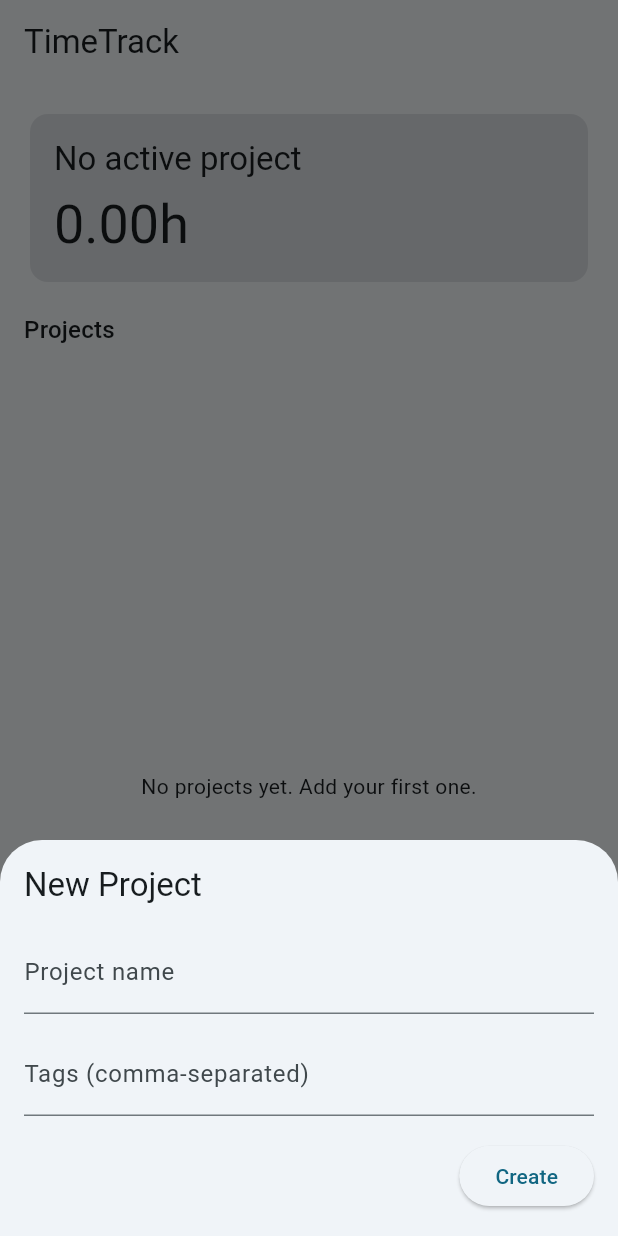
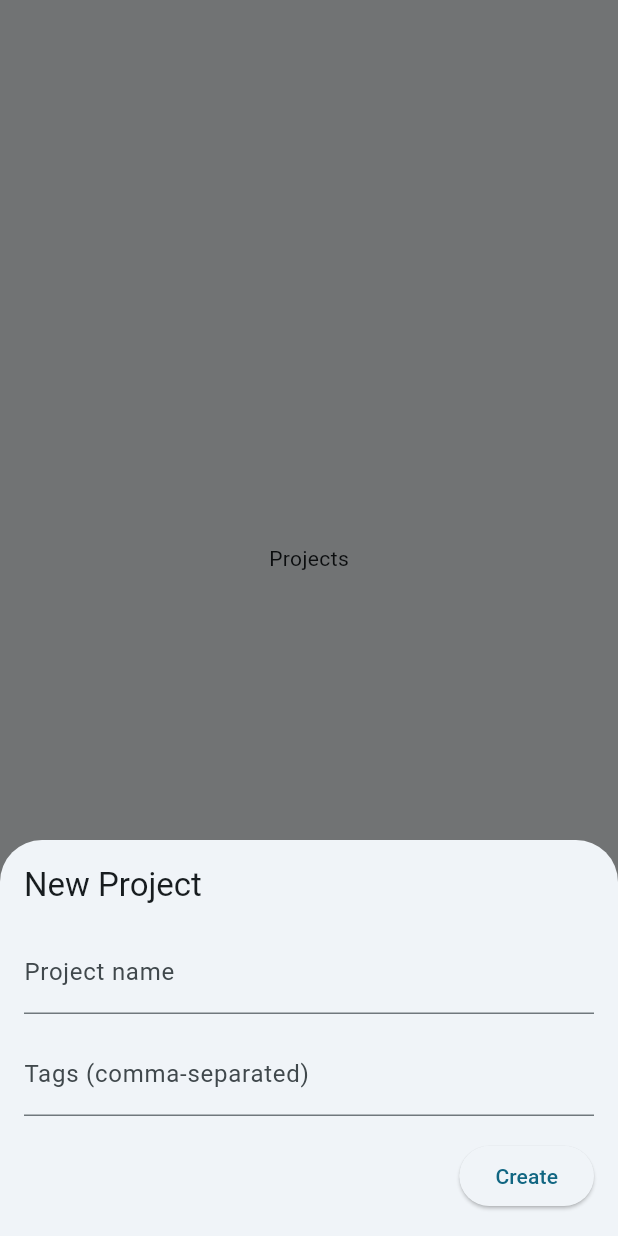
Before and after one commit to jpetracci/timetrack, a Flutter app: the screen it shows after launch, after a tap on "New Project", on a phone screen of 412 x 824 dp. Run offline on Flutter 3.47's test engine with Material 3 defaults, Android fonts, the phone set to English and light mode, and no system bars; our stand-ins replace flutter_riverpod, shared_preferences.

Commit message:
feat(03-01): build tabbed shell and screens
- replace HomeScreen with NavigationBar + IndexedStack
- add Projects, Reports, and Settings screen widgets
- keep single Scaffold with per-tab content

```diff
--- a/lib/ui/home_screen.dart
+++ b/lib/ui/home_screen.dart
@@ -1,33 +1,43 @@
 import 'package:flutter/material.dart';
-import 'package:flutter_riverpod/flutter_riverpod.dart';
 
-import '../models/project.dart';
-import '../state/projects_state.dart';
-import '../state/timer_controller.dart';
-import '../utils/decimal_time.dart';
 import '../widgets/new_project_sheet.dart';
-import '../widgets/project_card.dart';
+import 'screens/projects_screen.dart';
+import 'screens/reports_screen.dart';
+import 'screens/settings_screen.dart';
 
-class HomeScreen extends ConsumerWidget {
+class HomeScreen extends StatefulWidget {
   const HomeScreen({super.key});
 
   @override
-  Widget build(BuildContext context, WidgetRef ref) {
-    final ProjectsState projectsState = ref.watch(projectsControllerProvider);
-    final timerState = ref.watch(timerControllerProvider);
-    Project? activeProject;
-    for (final Project project in projectsState.projects) {
-      if (project.id == timerState.activeProjectId) {
-        activeProject = project;
-        break;
-      }
+  State<HomeScreen> createState() => _HomeScreenState();
 }
 
+class _HomeScreenState extends State<HomeScreen> {
+  int _currentIndex = 0;
+
+  final List<Widget> _pages = const <Widget>[
+    ProjectsScreen(),
+    ReportsScreen(),
+    SettingsScreen(),
+  ];
+
+  void _onDestinationSelected(int index) {
+    setState(() {
+      _currentIndex = index;
+    });
+  }
+
+  @override
+  Widget build(BuildContext context) {
     return Scaffold(
-      appBar: AppBar(
-        title: const Text('TimeTrack'),
+      body: SafeArea(
+        child: IndexedStack(
+          index: _currentIndex,
+          children: _pages,
         ),
-      floatingActionButton: FloatingActionButton.extended(
+      ),
+      floatingActionButton: _currentIndex == 0
+          ? FloatingActionButton.extended(
               onPressed: () {
                 showModalBottomSheet<void>(
                   context: context,
@@ -39,124 +49,28 @@ class HomeScreen extends ConsumerWidget {
               },
               icon: const Icon(Icons.add),
               label: const Text('New Project'),
+            )
+          : null,
+      bottomNavigationBar: NavigationBar(
+        selectedIndex: _currentIndex,
+        onDestinationSelected: _onDestinationSelected,
+        destinations: const <NavigationDestination>[
+          NavigationDestination(
+            icon: Icon(Icons.timer_outlined),
+            selectedIcon: Icon(Icons.timer),
+            label: 'Projects',
           ),
-      body: SafeArea(
-        child: LayoutBuilder(
-          builder: (BuildContext context, BoxConstraints constraints) {
-            final double width = constraints.maxWidth;
-            final double maxWidth = width < 720 ? width : 720;
-            final bool isCompact = width < 360;
-            final double outerPadding = isCompact ? 12 : 16;
-            final double cardPadding = isCompact ? 12 : 16;
-            final double sectionSpacing = isCompact ? 12 : 16;
-            final double smallSpacing = isCompact ? 6 : 8;
-
-            return Align(
-              alignment: Alignment.topCenter,
-              child: ConstrainedBox(
-                constraints: BoxConstraints(maxWidth: maxWidth),
-                child: Padding(
-                  padding: EdgeInsets.all(outerPadding),
-                  child: Column(
-                    crossAxisAlignment: CrossAxisAlignment.start,
-                    children: <Widget>[
-                      Card(
-                        elevation: 0,
-                        color: Theme.of(context)
-                            .colorScheme
-                            .surfaceContainerHighest,
-                        child: Padding(
-                          padding: EdgeInsets.all(cardPadding),
-                          child: Column(
-                            crossAxisAlignment: CrossAxisAlignment.start,
-                            children: <Widget>[
-                              Row(
-                                children: <Widget>[
-                                  Expanded(
-                                    child: Text(
-                                      activeProject?.name ??
-                                          'No active project',
-                                      style: Theme.of(context)
-                                          .textTheme
-                                          .titleLarge,
+          NavigationDestination(
+            icon: Icon(Icons.bar_chart_outlined),
+            selectedIcon: Icon(Icons.bar_chart),
+            label: 'Reports',
           ),
-                                  ),
-                                  if (timerState.isRunning)
-                                    TextButton.icon(
-                                      onPressed: () async {
-                                        await ref
-                                            .read(
-                                              timerControllerProvider.notifier,
-                                            )
-                                            .stop();
-                                      },
-                                      icon: const Icon(Icons.stop),
-                                      label: const Text('Stop'),
+          NavigationDestination(
+            icon: Icon(Icons.settings_outlined),
+            selectedIcon: Icon(Icons.settings),
+            label: 'Settings',
           ),
         ],
-                              ),
-                              SizedBox(height: smallSpacing),
-                              Text(
-                                '${formatDecimalHours(timerState.elapsed, 2)}h',
-                                style:
-                                    Theme.of(context).textTheme.displaySmall,
-                              ),
-                            ],
-                          ),
-                        ),
-                      ),
-                      SizedBox(height: sectionSpacing),
-                      Text(
-                        'Projects',
-                        style: Theme.of(context).textTheme.titleMedium,
-                      ),
-                      SizedBox(height: smallSpacing),
-                      Expanded(
-                        child: projectsState.projects.isEmpty
-                            ? const Center(
-                                child:
-                                    Text('No projects yet. Add your first one.'),
-                              )
-                            : ListView.builder(
-                                itemCount: projectsState.projects.length,
-                                itemBuilder:
-                                    (BuildContext context, int index) {
-                                  final Project project =
-                                      projectsState.projects[index];
-                                  final bool isActive =
-                                      timerState.activeProjectId == project.id;
-                                  final bool isRunning =
-                                      isActive && timerState.isRunning;
-                                  final Duration elapsed = isRunning
-                                      ? timerState.elapsed
-                                      : Duration.zero;
-
-                                  return ProjectCard(
-                                    project: project,
-                                    isActive: isActive,
-                                    isRunning: isRunning,
-                                    elapsed: elapsed,
-                                    onTap: () async {
-                                      final timerController = ref.read(
-                                        timerControllerProvider.notifier,
-                                      );
-                                      if (isRunning) {
-                                        await timerController.stop();
-                                      } else {
-                                        await timerController.start(project.id);
-                                      }
-                                    },
-                                  );
-                                },
-                              ),
-                      ),
-                    ],
-                  ),
-                ),
-              ),
-            );
-          },
-        ),
       ),
     );
   }
--- /dev/null
+++ b/lib/ui/screens/projects_screen.dart
@@ -0,0 +1,12 @@
+import 'package:flutter/material.dart';
+
+class ProjectsScreen extends StatelessWidget {
+  const ProjectsScreen({super.key});
+
+  @override
+  Widget build(BuildContext context) {
+    return const Center(
+      child: Text('Projects'),
+    );
+  }
+}
--- /dev/null
+++ b/lib/ui/screens/reports_screen.dart
@@ -0,0 +1,36 @@
+import 'package:flutter/material.dart';
+
+class ReportsScreen extends StatelessWidget {
+  const ReportsScreen({super.key});
+
+  @override
+  Widget build(BuildContext context) {
+    return Padding(
+      padding: const EdgeInsets.all(24),
+      child: Column(
+        crossAxisAlignment: CrossAxisAlignment.start,
+        children: <Widget>[
+          Text(
+            'Reports',
+            style: Theme.of(context).textTheme.headlineSmall,
+          ),
+          const SizedBox(height: 12),
+          Text(
+            'Reports will appear here once you have tracked time.',
+            style: Theme.of(context).textTheme.bodyMedium,
+          ),
+          const SizedBox(height: 24),
+          Container(
+            width: double.infinity,
+            padding: const EdgeInsets.all(16),
+            decoration: BoxDecoration(
+              color: Theme.of(context).colorScheme.surfaceContainerHighest,
+              borderRadius: BorderRadius.circular(16),
+            ),
+            child: const Text('No reports yet.'),
+          ),
+        ],
+      ),
+    );
+  }
+}
--- /dev/null
+++ b/lib/ui/screens/settings_screen.dart
@@ -0,0 +1,36 @@
+import 'package:flutter/material.dart';
+
+class SettingsScreen extends StatelessWidget {
+  const SettingsScreen({super.key});
+
+  @override
+  Widget build(BuildContext context) {
+    return Padding(
+      padding: const EdgeInsets.all(24),
+      child: Column(
+        crossAxisAlignment: CrossAxisAlignment.start,
+        children: <Widget>[
+          Text(
+            'Settings',
+            style: Theme.of(context).textTheme.headlineSmall,
+          ),
+          const SizedBox(height: 12),
+          Text(
+            'Settings will be available in a later phase.',
+            style: Theme.of(context).textTheme.bodyMedium,
+          ),
+          const SizedBox(height: 24),
+          Container(
+            width: double.infinity,
+            padding: const EdgeInsets.all(16),
+            decoration: BoxDecoration(
+              color: Theme.of(context).colorScheme.surfaceContainerHighest,
+              borderRadius: BorderRadius.circular(16),
+            ),
+            child: const Text('No settings yet.'),
+          ),
+        ],
+      ),
+    );
+  }
+}
```
Lines whose indentation alone changed are shown as unchanged.
